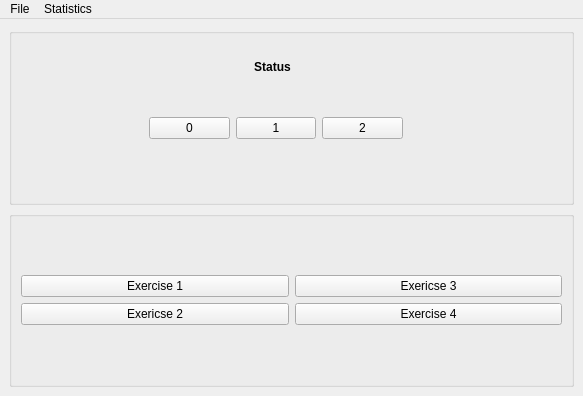
First picture: the form in testing/ui/newstuff.ui, repository jesperBKR/P4, before the edit.
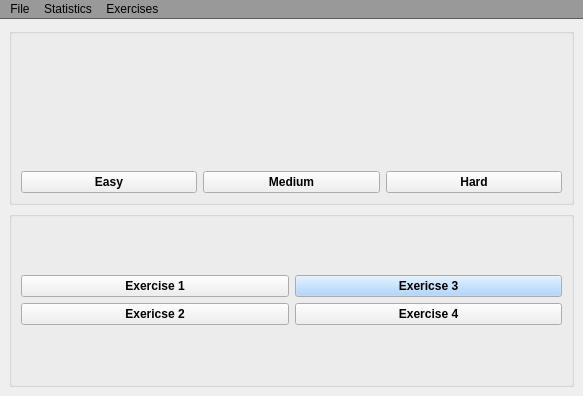
Second picture: the form after the edit.

```diff
--- a/testing/ui/newstuff.ui
+++ b/testing/ui/newstuff.ui
@@ -16,100 +16,98 @@
   <property name="documentMode">
    <bool>false</bool>
   </property>
+  <property name="tabShape">
+   <enum>QTabWidget::Rounded</enum>
+  </property>
   <property name="dockNestingEnabled">
    <bool>true</bool>
   </property>
   <widget class="QWidget" name="centralwidget">
-   <layout class="QGridLayout" name="gridLayout">
-    <item row="0" column="0">
+   <layout class="QVBoxLayout" name="verticalLayout_3">
+    <item>
      <widget class="QGroupBox" name="status_Area">
+      <property name="font">
+       <font>
+        <weight>75</weight>
+        <bold>true</bold>
+       </font>
+      </property>
       <property name="autoFillBackground">
        <bool>true</bool>
       </property>
       <property name="title">
        <string/>
       </property>
-      <widget class="QLabel" name="FuglStatusLabel">
-       <property name="geometry">
-        <rect>
-         <x>230</x>
-         <y>30</y>
-         <width>67</width>
-         <height>17</height>
-        </rect>
-       </property>
-       <property name="font">
-        <font>
-         <weight>75</weight>
-         <bold>true</bold>
-        </font>
-       </property>
-       <property name="text">
-        <string>Status</string>
-       </property>
-       <property name="alignment">
-        <set>Qt::AlignCenter</set>
-       </property>
-      </widget>
-      <widget class="QWidget" name="layoutWidget">
-       <property name="geometry">
-        <rect>
-         <x>140</x>
-         <y>80</y>
-         <width>254</width>
-         <height>41</height>
-        </rect>
-       </property>
-       <layout class="QHBoxLayout" name="horizontalLayout">
-        <item>
-         <widget class="QPushButton" name="fugl0Button">
-          <property name="text">
-           <string>0</string>
-          </property>
-          <property name="checkable">
-           <bool>false</bool>
-          </property>
-         </widget>
-        </item>
-        <item>
-         <widget class="QPushButton" name="fugl1Button">
-          <property name="enabled">
-           <bool>true</bool>
-          </property>
-          <property name="text">
-           <string>1</string>
-          </property>
-          <property name="checkable">
-           <bool>false</bool>
-          </property>
-         </widget>
-        </item>
-        <item>
-         <widget class="QPushButton" name="fugl2Button">
-          <property name="enabled">
-           <bool>true</bool>
-          </property>
-          <property name="text">
-           <string>2</string>
-          </property>
-          <property name="checkable">
-           <bool>false</bool>
-          </property>
-         </widget>
-        </item>
-       </layout>
-       <zorder>fugl2Button</zorder>
-       <zorder>fugl0Button</zorder>
-       <zorder>fugl1Button</zorder>
-      </widget>
-     </widget>
-    </item>
-    <item row="1" column="0">
-     <widget class="QGroupBox" name="exerciseArea">
-      <property name="title">
-       <string/>
-      </property>
       <layout class="QGridLayout" name="gridLayout_2">
+       <item row="1" column="0">
+        <layout class="QHBoxLayout" name="horizontalLayout">
+         <item>
+          <widget class="QPushButton" name="fugl0Button">
+           <property name="text">
+            <string>Easy</string>
+           </property>
+           <property name="checkable">
+            <bool>false</bool>
+           </property>
+          </widget>
+         </item>
+         <item>
+          <widget class="QPushButton" name="fugl1Button">
+           <property name="enabled">
+            <bool>true</bool>
+           </property>
+           <property name="text">
+            <string>Medium</string>
+           </property>
+           <property name="checkable">
+            <bool>false</bool>
+           </property>
+          </widget>
+         </item>
+         <item>
+          <widget class="QPushButton" name="fugl2Button">
+           <property name="enabled">
+            <bool>true</bool>
+           </property>
+           <property name="text">
+            <string>Hard</string>
+           </property>
+           <property name="checkable">
+            <bool>false</bool>
+           </property>
+          </widget>
+         </item>
+        </layout>
+       </item>
+       <item row="0" column="0">
+        <layout class="QVBoxLayout" name="labelLayout">
+         <item>
+          <widget class="QLabel" name="statusLabel">
+           <property name="text">
+            <string/>
+           </property>
+           <property name="alignment">
+            <set>Qt::AlignCenter</set>
+           </property>
+          </widget>
+         </item>
+        </layout>
+       </item>
+      </layout>
+     </widget>
+    </item>
+    <item>
+     <widget class="QGroupBox" name="exerciseArea">
+      <property name="font">
+       <font>
+        <weight>75</weight>
+        <bold>true</bold>
+       </font>
+      </property>
+      <property name="title">
+       <string/>
+      </property>
+      <layout class="QGridLayout" name="gridLayout">
        <item row="0" column="0">
         <layout class="QVBoxLayout" name="verticalLayout">
          <item>
@@ -132,6 +130,43 @@
         <layout class="QVBoxLayout" name="verticalLayout_2">
          <item>
           <widget class="QPushButton" name="exerciseButton_3">
+           <property name="palette">
+            <palette>
+             <active>
+              <colorrole role="Button">
+               <brush brushstyle="SolidPattern">
+                <color alpha="255">
+                 <red>153</red>
+                 <green>204</green>
+                 <blue>255</blue>
+                </color>
+               </brush>
+              </colorrole>
+             </active>
+             <inactive>
+              <colorrole role="Button">
+               <brush brushstyle="SolidPattern">
+                <color alpha="255">
+                 <red>153</red>
+                 <green>204</green>
+                 <blue>255</blue>
+                </color>
+               </brush>
+              </colorrole>
+             </inactive>
+             <disabled>
+              <colorrole role="Button">
+               <brush brushstyle="SolidPattern">
+                <color alpha="255">
+                 <red>153</red>
+                 <green>204</green>
+                 <blue>255</blue>
+                </color>
+               </brush>
+              </colorrole>
+             </disabled>
+            </palette>
+           </property>
            <property name="text">
             <string>Exericse 3</string>
            </property>
@@ -160,22 +195,483 @@
      <height>22</height>
     </rect>
    </property>
+   <property name="palette">
+    <palette>
+     <active>
+      <colorrole role="WindowText">
+       <brush brushstyle="SolidPattern">
+        <color alpha="255">
+         <red>0</red>
+         <green>0</green>
+         <blue>0</blue>
+        </color>
+       </brush>
+      </colorrole>
+      <colorrole role="Button">
+       <brush brushstyle="SolidPattern">
+        <color alpha="255">
+         <red>255</red>
+         <green>255</green>
+         <blue>255</blue>
+        </color>
+       </brush>
+      </colorrole>
+      <colorrole role="Midlight">
+       <brush brushstyle="SolidPattern">
+        <color alpha="255">
+         <red>255</red>
+         <green>255</green>
+         <blue>255</blue>
+        </color>
+       </brush>
+      </colorrole>
+      <colorrole role="Dark">
+       <brush brushstyle="SolidPattern">
+        <color alpha="255">
+         <red>255</red>
+         <green>255</green>
+         <blue>255</blue>
+        </color>
+       </brush>
+      </colorrole>
+      <colorrole role="Mid">
+       <brush brushstyle="SolidPattern">
+        <color alpha="255">
+         <red>255</red>
+         <green>255</green>
+         <blue>255</blue>
+        </color>
+       </brush>
+      </colorrole>
+      <colorrole role="Text">
+       <brush brushstyle="SolidPattern">
+        <color alpha="255">
+         <red>0</red>
+         <green>0</green>
+         <blue>0</blue>
+        </color>
+       </brush>
+      </colorrole>
+      <colorrole role="BrightText">
+       <brush brushstyle="SolidPattern">
+        <color alpha="255">
+         <red>0</red>
+         <green>0</green>
+         <blue>0</blue>
+        </color>
+       </brush>
+      </colorrole>
+      <colorrole role="ButtonText">
+       <brush brushstyle="SolidPattern">
+        <color alpha="255">
+         <red>0</red>
+         <green>0</green>
+         <blue>0</blue>
+        </color>
+       </brush>
+      </colorrole>
+      <colorrole role="Base">
+       <brush brushstyle="SolidPattern">
+        <color alpha="255">
+         <red>255</red>
+         <green>255</green>
+         <blue>255</blue>
+        </color>
+       </brush>
+      </colorrole>
+      <colorrole role="Window">
+       <brush brushstyle="SolidPattern">
+        <color alpha="102">
+         <red>0</red>
+         <green>0</green>
+         <blue>0</blue>
+        </color>
+       </brush>
+      </colorrole>
+      <colorrole role="Shadow">
+       <brush brushstyle="SolidPattern">
+        <color alpha="255">
+         <red>255</red>
+         <green>255</green>
+         <blue>255</blue>
+        </color>
+       </brush>
+      </colorrole>
+      <colorrole role="Highlight">
+       <brush brushstyle="SolidPattern">
+        <color alpha="255">
+         <red>255</red>
+         <green>255</green>
+         <blue>255</blue>
+        </color>
+       </brush>
+      </colorrole>
+      <colorrole role="AlternateBase">
+       <brush brushstyle="SolidPattern">
+        <color alpha="102">
+         <red>0</red>
+         <green>0</green>
+         <blue>0</blue>
+        </color>
+       </brush>
+      </colorrole>
+      <colorrole role="NoRole">
+       <brush brushstyle="SolidPattern">
+        <color alpha="255">
+         <red>255</red>
+         <green>255</green>
+         <blue>255</blue>
+        </color>
+       </brush>
+      </colorrole>
+      <colorrole role="ToolTipBase">
+       <brush brushstyle="SolidPattern">
+        <color alpha="255">
+         <red>255</red>
+         <green>255</green>
+         <blue>255</blue>
+        </color>
+       </brush>
+      </colorrole>
+      <colorrole role="ToolTipText">
+       <brush brushstyle="SolidPattern">
+        <color alpha="255">
+         <red>255</red>
+         <green>255</green>
+         <blue>255</blue>
+        </color>
+       </brush>
+      </colorrole>
+     </active>
+     <inactive>
+      <colorrole role="WindowText">
+       <brush brushstyle="SolidPattern">
+        <color alpha="255">
+         <red>0</red>
+         <green>0</green>
+         <blue>0</blue>
+        </color>
+       </brush>
+      </colorrole>
+      <colorrole role="Button">
+       <brush brushstyle="SolidPattern">
+        <color alpha="255">
+         <red>255</red>
+         <green>255</green>
+         <blue>255</blue>
+        </color>
+       </brush>
+      </colorrole>
+      <colorrole role="Midlight">
+       <brush brushstyle="SolidPattern">
+        <color alpha="255">
+         <red>255</red>
+         <green>255</green>
+         <blue>255</blue>
+        </color>
+       </brush>
+      </colorrole>
+      <colorrole role="Dark">
+       <brush brushstyle="SolidPattern">
+        <color alpha="255">
+         <red>255</red>
+         <green>255</green>
+         <blue>255</blue>
+        </color>
+       </brush>
+      </colorrole>
+      <colorrole role="Mid">
+       <brush brushstyle="SolidPattern">
+        <color alpha="255">
+         <red>255</red>
+         <green>255</green>
+         <blue>255</blue>
+        </color>
+       </brush>
+      </colorrole>
+      <colorrole role="Text">
+       <brush brushstyle="SolidPattern">
+        <color alpha="255">
+         <red>0</red>
+         <green>0</green>
+         <blue>0</blue>
+        </color>
+       </brush>
+      </colorrole>
+      <colorrole role="BrightText">
+       <brush brushstyle="SolidPattern">
+        <color alpha="255">
+         <red>0</red>
+         <green>0</green>
+         <blue>0</blue>
+        </color>
+       </brush>
+      </colorrole>
+      <colorrole role="ButtonText">
+       <brush brushstyle="SolidPattern">
+        <color alpha="255">
+         <red>0</red>
+         <green>0</green>
+         <blue>0</blue>
+        </color>
+       </brush>
+      </colorrole>
+      <colorrole role="Base">
+       <brush brushstyle="SolidPattern">
+        <color alpha="255">
+         <red>51</red>
+         <green>51</green>
+         <blue>51</blue>
+        </color>
+       </brush>
+      </colorrole>
+      <colorrole role="Window">
+       <brush brushstyle="SolidPattern">
+        <color alpha="102">
+         <red>0</red>
+         <green>0</green>
+         <blue>0</blue>
+        </color>
+       </brush>
+      </colorrole>
+      <colorrole role="Shadow">
+       <brush brushstyle="SolidPattern">
+        <color alpha="255">
+         <red>255</red>
+         <green>255</green>
+         <blue>255</blue>
+        </color>
+       </brush>
+      </colorrole>
+      <colorrole role="Highlight">
+       <brush brushstyle="SolidPattern">
+        <color alpha="255">
+         <red>255</red>
+         <green>255</green>
+         <blue>255</blue>
+        </color>
+       </brush>
+      </colorrole>
+      <colorrole role="AlternateBase">
+       <brush brushstyle="SolidPattern">
+        <color alpha="102">
+         <red>0</red>
+         <green>0</green>
+         <blue>0</blue>
+        </color>
+       </brush>
+      </colorrole>
+      <colorrole role="NoRole">
+       <brush brushstyle="SolidPattern">
+        <color alpha="255">
+         <red>255</red>
+         <green>255</green>
+         <blue>255</blue>
+        </color>
+       </brush>
+      </colorrole>
+      <colorrole role="ToolTipBase">
+       <brush brushstyle="SolidPattern">
+        <color alpha="255">
+         <red>255</red>
+         <green>255</green>
+         <blue>255</blue>
+        </color>
+       </brush>
+      </colorrole>
+      <colorrole role="ToolTipText">
+       <brush brushstyle="SolidPattern">
+        <color alpha="255">
+         <red>255</red>
+         <green>255</green>
+         <blue>255</blue>
+        </color>
+       </brush>
+      </colorrole>
+     </inactive>
+     <disabled>
+      <colorrole role="WindowText">
+       <brush brushstyle="SolidPattern">
+        <color alpha="255">
+         <red>255</red>
+         <green>255</green>
+         <blue>255</blue>
+        </color>
+       </brush>
+      </colorrole>
+      <colorrole role="Button">
+       <brush brushstyle="SolidPattern">
+        <color alpha="255">
+         <red>255</red>
+         <green>255</green>
+         <blue>255</blue>
+        </color>
+       </brush>
+      </colorrole>
+      <colorrole role="Midlight">
+       <brush brushstyle="SolidPattern">
+        <color alpha="255">
+         <red>255</red>
+         <green>255</green>
+         <blue>255</blue>
+        </color>
+       </brush>
+      </colorrole>
+      <colorrole role="Dark">
+       <brush brushstyle="SolidPattern">
+        <color alpha="255">
+         <red>255</red>
+         <green>255</green>
+         <blue>255</blue>
+        </color>
+       </brush>
+      </colorrole>
+      <colorrole role="Mid">
+       <brush brushstyle="SolidPattern">
+        <color alpha="255">
+         <red>255</red>
+         <green>255</green>
+         <blue>255</blue>
+        </color>
+       </brush>
+      </colorrole>
+      <colorrole role="Text">
+       <brush brushstyle="SolidPattern">
+        <color alpha="255">
+         <red>255</red>
+         <green>255</green>
+         <blue>255</blue>
+        </color>
+       </brush>
+      </colorrole>
+      <colorrole role="BrightText">
+       <brush brushstyle="SolidPattern">
+        <color alpha="255">
+         <red>0</red>
+         <green>0</green>
+         <blue>0</blue>
+        </color>
+       </brush>
+      </colorrole>
+      <colorrole role="ButtonText">
+       <brush brushstyle="SolidPattern">
+        <color alpha="255">
+         <red>255</red>
+         <green>255</green>
+         <blue>255</blue>
+        </color>
+       </brush>
+      </colorrole>
+      <colorrole role="Base">
+       <brush brushstyle="SolidPattern">
+        <color alpha="102">
+         <red>0</red>
+         <green>0</green>
+         <blue>0</blue>
+        </color>
+       </brush>
+      </colorrole>
+      <colorrole role="Window">
+       <brush brushstyle="SolidPattern">
+        <color alpha="102">
+         <red>0</red>
+         <green>0</green>
+         <blue>0</blue>
+        </color>
+       </brush>
+      </colorrole>
+      <colorrole role="Shadow">
+       <brush brushstyle="SolidPattern">
+        <color alpha="255">
+         <red>255</red>
+         <green>255</green>
+         <blue>255</blue>
+        </color>
+       </brush>
+      </colorrole>
+      <colorrole role="Highlight">
+       <brush brushstyle="SolidPattern">
+        <color alpha="102">
+         <red>0</red>
+         <green>0</green>
+         <blue>0</blue>
+        </color>
+       </brush>
+      </colorrole>
+      <colorrole role="AlternateBase">
+       <brush brushstyle="SolidPattern">
+        <color alpha="102">
+         <red>0</red>
+         <green>0</green>
+         <blue>0</blue>
+        </color>
+       </brush>
+      </colorrole>
+      <colorrole role="NoRole">
+       <brush brushstyle="SolidPattern">
+        <color alpha="255">
+         <red>255</red>
+         <green>255</green>
+         <blue>255</blue>
+        </color>
+       </brush>
+      </colorrole>
+      <colorrole role="ToolTipBase">
+       <brush brushstyle="SolidPattern">
+        <color alpha="255">
+         <red>255</red>
+         <green>255</green>
+         <blue>255</blue>
+        </color>
+       </brush>
+      </colorrole>
+      <colorrole role="ToolTipText">
+       <brush brushstyle="SolidPattern">
+        <color alpha="255">
+         <red>255</red>
+         <green>255</green>
+         <blue>255</blue>
+        </color>
+       </brush>
+      </colorrole>
+     </disabled>
+    </palette>
+   </property>
+   <property name="font">
+    <font>
+     <kerning>false</kerning>
+    </font>
+   </property>
+   <property name="autoFillBackground">
+    <bool>true</bool>
+   </property>
+   <property name="styleSheet">
+    <string notr="true">QMenu::item {
+    background-color: red;
+}</string>
+   </property>
    <property name="nativeMenuBar">
     <bool>false</bool>
    </property>
+   <widget class="QMenu" name="menuAbout">
+    <property name="title">
+     <string>Statistics</string>
+    </property>
+   </widget>
    <widget class="QMenu" name="menuFile">
     <property name="title">
      <string>File</string>
     </property>
     <addaction name="action_exit"/>
    </widget>
-   <widget class="QMenu" name="menuAbout">
+   <widget class="QMenu" name="menuExercises">
     <property name="title">
-     <string>Statistics</string>
+     <string>Exercises </string>
     </property>
    </widget>
    <addaction name="menuFile"/>
    <addaction name="menuAbout"/>
+   <addaction name="menuExercises"/>
   </widget>
   <action name="action_exit">
    <property name="text">
```
Left out of the diff: 426 changed lines with no effect on the pictures.
